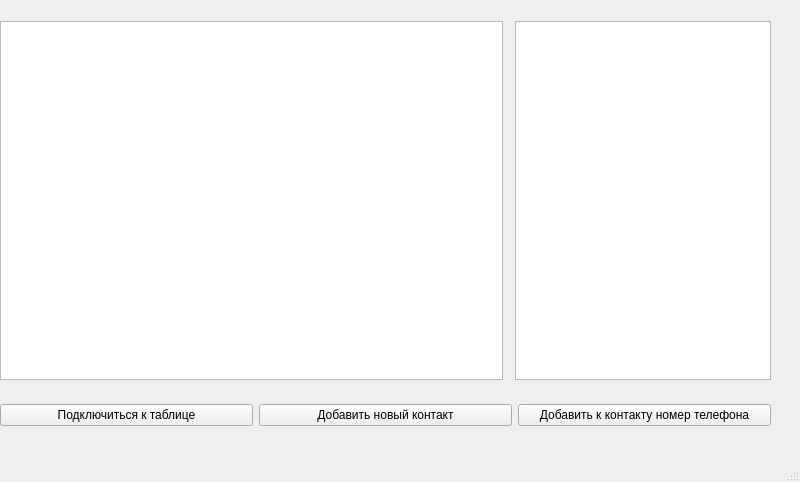
romzes2006/ContactBook, file mainwindow.ui: the form before one commit.
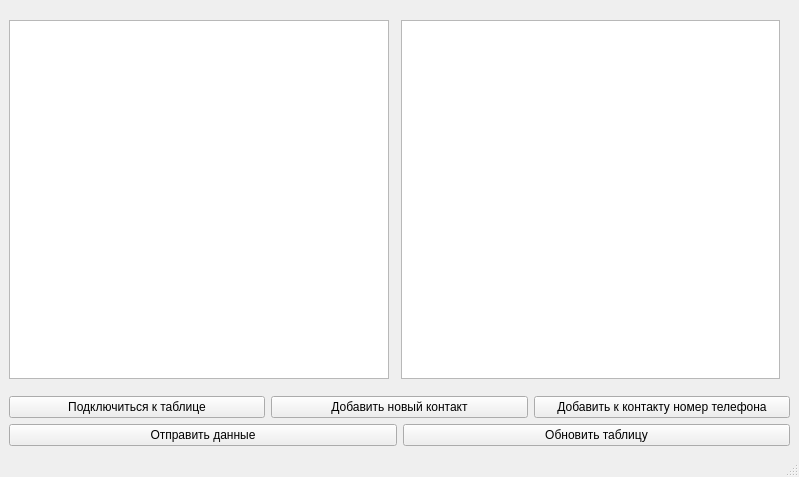
The form after the commit.

The edit to the form file:
```diff
--- a/mainwindow.ui
+++ b/mainwindow.ui
@@ -6,57 +6,17 @@
    <rect>
     <x>0</x>
     <y>0</y>
-    <width>800</width>
-    <height>482</height>
+    <width>799</width>
+    <height>477</height>
    </rect>
   </property>
   <property name="windowTitle">
    <string>MainWindow</string>
   </property>
   <widget class="QWidget" name="centralwidget">
-   <widget class="QWidget" name="horizontalLayoutWidget">
-    <property name="geometry">
-     <rect>
-      <x>0</x>
-      <y>400</y>
-      <width>771</width>
-      <height>31</height>
-     </rect>
-    </property>
-    <layout class="QHBoxLayout" name="horizontalLayout">
-     <item>
-      <widget class="QPushButton" name="btn_ConnectDB">
-       <property name="text">
-        <string>Подключиться к таблице</string>
-       </property>
-      </widget>
-     </item>
-     <item>
-      <widget class="QPushButton" name="pushButton_3">
-       <property name="text">
-        <string>Добавить новый контакт</string>
-       </property>
-      </widget>
-     </item>
-     <item>
-      <widget class="QPushButton" name="pushButton">
-       <property name="text">
-        <string>Добавить к контакту номер телефона</string>
-       </property>
-      </widget>
-     </item>
-    </layout>
-   </widget>
-   <widget class="QWidget" name="horizontalLayoutWidget_2">
-    <property name="geometry">
-     <rect>
-      <x>0</x>
-      <y>10</y>
-      <width>781</width>
-      <height>381</height>
-     </rect>
-    </property>
-    <layout class="QHBoxLayout" name="horizontalLayout_2" stretch="50,0">
+   <layout class="QGridLayout" name="gridLayout">
+    <item row="0" column="0">
+     <layout class="QHBoxLayout" name="horizontalLayout_2" stretch="0,0">
      <property name="spacing">
       <number>12</number>
      </property>
@@ -76,7 +36,51 @@
       <widget class="QTableView" name="tableView_2"/>
      </item>
     </layout>
-   </widget>
+    </item>
+    <item row="1" column="0">
+     <layout class="QHBoxLayout" name="horizontalLayout">
+      <item>
+       <widget class="QPushButton" name="btn_ConnectDB">
+        <property name="text">
+         <string>Подключиться к таблице</string>
+        </property>
+       </widget>
+      </item>
+      <item>
+       <widget class="QPushButton" name="pushButton_3">
+        <property name="text">
+         <string>Добавить новый контакт</string>
+        </property>
+       </widget>
+      </item>
+      <item>
+       <widget class="QPushButton" name="pushButton">
+        <property name="text">
+         <string>Добавить к контакту номер телефона</string>
+        </property>
+       </widget>
+      </item>
+     </layout>
+    </item>
+    <item row="2" column="0">
+     <layout class="QHBoxLayout" name="horizontalLayout_4">
+      <item>
+       <widget class="QPushButton" name="pushButton_2">
+        <property name="text">
+         <string>Отправить данные</string>
+        </property>
+       </widget>
+      </item>
+      <item>
+       <widget class="QPushButton" name="pushButton_4">
+        <property name="text">
+         <string>Обновить таблицу</string>
+        </property>
+       </widget>
+      </item>
+     </layout>
+    </item>
+   </layout>
   </widget>
   <widget class="QMenuBar" name="menubar">
    <property name="geometry">
```
Left out of the diff: 2 changed lines with no effect on the pictures. Lines whose indentation alone changed are shown as unchanged.
